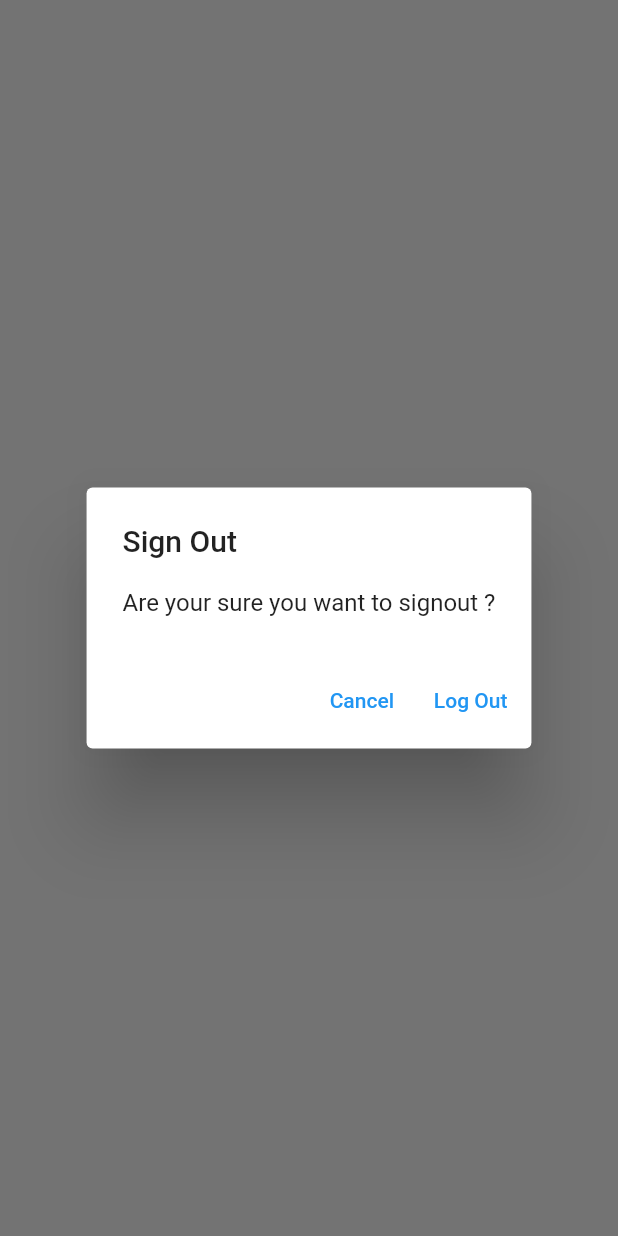
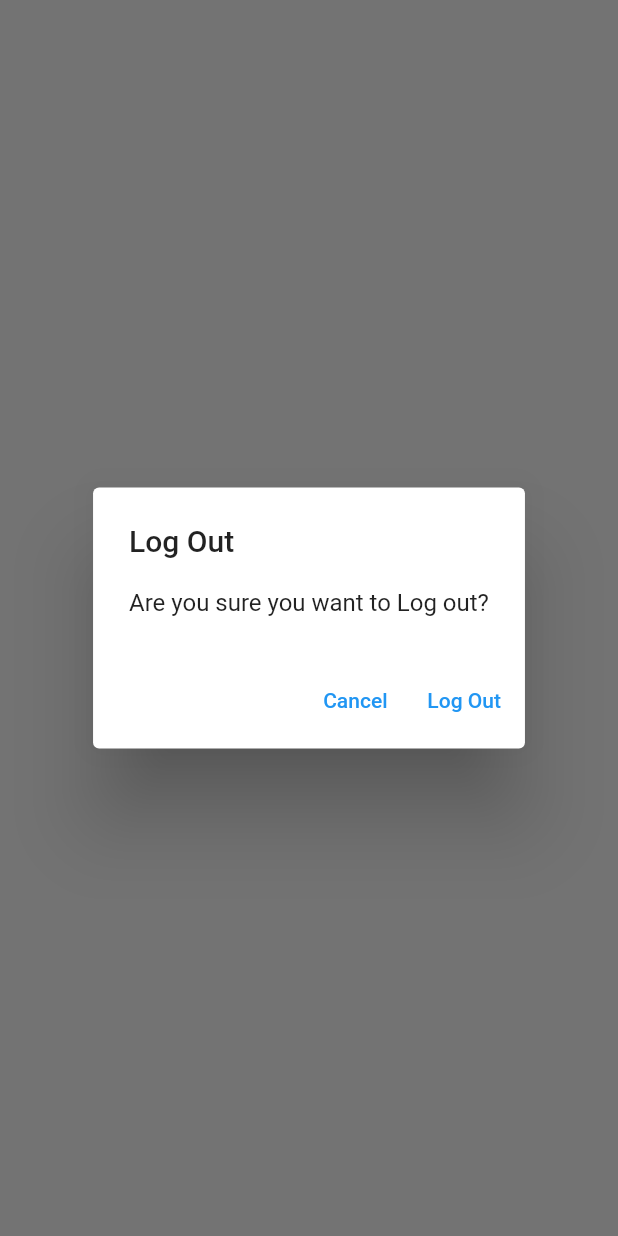
Before and after one commit to Euphoria99/NoteVerse-flutter, a Flutter app: what showLogOutDialog() shows on an empty page, opened directly, on a phone screen of 412 x 824 dp. Run offline on Flutter 3.47's test engine with Material 2 defaults, Android fonts, the phone set to English and light mode, and no system bars; our stand-ins replace firebase_auth, firebase_core, sqflite; accounts and stored records are empty; network calls fail.

Commit message:
Deleting Existing Notes in Notes View

```diff
--- /dev/null
+++ b/lib/utilities/dialogs/generic_dialogs.dart
@@ -0,0 +1,34 @@
+import 'package:flutter/material.dart';
+
+typedef DialogOptionBuilder<T> = Map<String, T?> Function();
+
+Future<T?> showGenericDialog<T>({
+  required BuildContext context,
+  required String title,
+  required String content,
+  required DialogOptionBuilder optionsBuilder,
+}) {
+  final options = optionsBuilder();
+  return showDialog<T>(
+    context: context,
+    builder: (context) {
+      return AlertDialog(
+        title: Text(title),
+        content: Text(content),
+        actions: options.keys.map((optionTitle) {
+          final value = options[optionTitle];
+          return TextButton(
+            onPressed: () {
+              if (value != null) {
+                Navigator.of(context).pop(value);
+              } else {
+                Navigator.of(context).pop();
+              }
+            },
+            child: Text(optionTitle),
+          );
+        }).toList(),
+      );
+    },
+  );
+}
--- /dev/null
+++ b/lib/utilities/dialogs/logout_dialog.dart
@@ -0,0 +1,16 @@
+import 'package:flutter/material.dart';
+import 'package:myfirstnotes/utilities/dialogs/generic_dialogs.dart';
+
+Future<bool> showLogOutDialog(BuildContext context) {
+  return showGenericDialog(
+    context: context,
+    title: 'Log Out',
+    content: 'Are you sure you want to Log out?',
+    optionsBuilder: () => {
+      'Cancel': false,
+      'Log Out': true,
+    },
+  ).then(
+    (value) => value ?? false,
+  );
+}
--- a/lib/views/login_view.dart
+++ b/lib/views/login_view.dart
@@ -2,7 +2,7 @@
 import 'package:myfirstnotes/constants/routes.dart';
 import 'package:myfirstnotes/services/auth/auth_exceptions.dart';
 import 'package:myfirstnotes/services/auth/auth_service.dart';
-import '../utilities/show_error_dialog.dart';
+import '../utilities/dialogs/error_dialog.dart';
 
 class LoginView extends StatefulWidget {
   const LoginView({Key? key}) : super(key: key);
--- a/lib/views/notes/notes_view.dart
+++ b/lib/views/notes/notes_view.dart
@@ -2,8 +2,10 @@
 import 'package:myfirstnotes/constants/routes.dart';
 import 'package:myfirstnotes/services/auth/auth_service.dart';
 import 'package:myfirstnotes/services/crud/notes_service.dart';
+import 'package:myfirstnotes/views/notes/notes_list_view.dart';
 
 import '../../enums/menu__action.dart';
+import '../../utilities/dialogs/logout_dialog.dart';
 
 class NotesView extends StatefulWidget {
   const NotesView({Key? key}) : super(key: key);
@@ -72,18 +74,10 @@
                     case ConnectionState.active:
                       if (snapshot.hasData) {
                         final allNotes = snapshot.data as List<DatabaseNote>;
-                        return ListView.builder(
-                          itemCount: allNotes.length,
-                          itemBuilder: (context, index) {
-                            final note = allNotes[index];
-                            return ListTile(
-                              title: Text(
-                                note.text,
-                                maxLines: 1,
-                                softWrap: true,
-                                overflow: TextOverflow.ellipsis,
-                              ),
-                            );
+                        return NotesListView(
+                          notes: allNotes,
+                          onDeleteNote: (note) async {
+                            await _notesService.deleteNote(id: note.id);
                           },
                         );
                       } else {
@@ -102,29 +96,3 @@
     );
   }
 }
-
-Future<bool> showLogOutDialog(BuildContext context) {
-  return showDialog<bool>(
-    context: context,
-    builder: (context) {
-      return AlertDialog(
-        title: const Text('Sign Out'),
-        content: const Text('Are your sure you want to signout ?'),
-        actions: [
-          TextButton(
-            onPressed: () {
-              Navigator.of(context).pop(false);
-            },
-            child: const Text('Cancel'),
-          ),
-          TextButton(
-            onPressed: () {
-              Navigator.of(context).pop(true);
-            },
-            child: const Text('Log Out'),
-          ),
-        ],
-      );
-    },
-  ).then((value) => value ?? false);
-}
```
Also changed, not shown: lib/utilities/dialogs/delete_dialog.dart (added, +16 -0 lines), lib/utilities/dialogs/error_dialog.dart (added, +13 -0 lines), lib/utilities/show_error_dialog.dart (deleted, +0 -24 lines), lib/views/notes/notes_list_view.dart (added, +42 -0 lines), lib/views/register_view.dart (+8 -6 lines).
